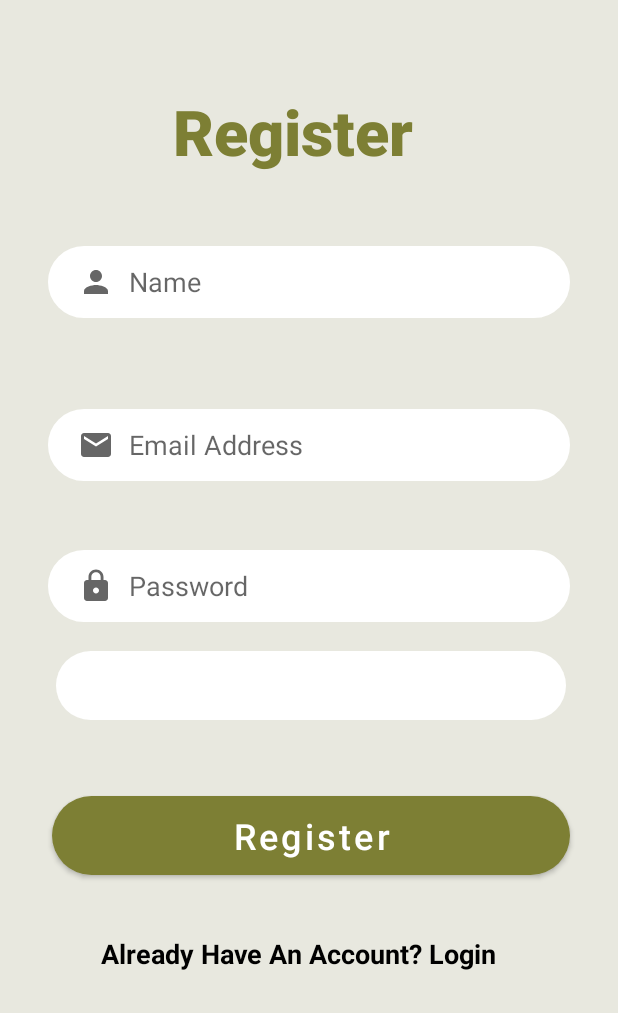
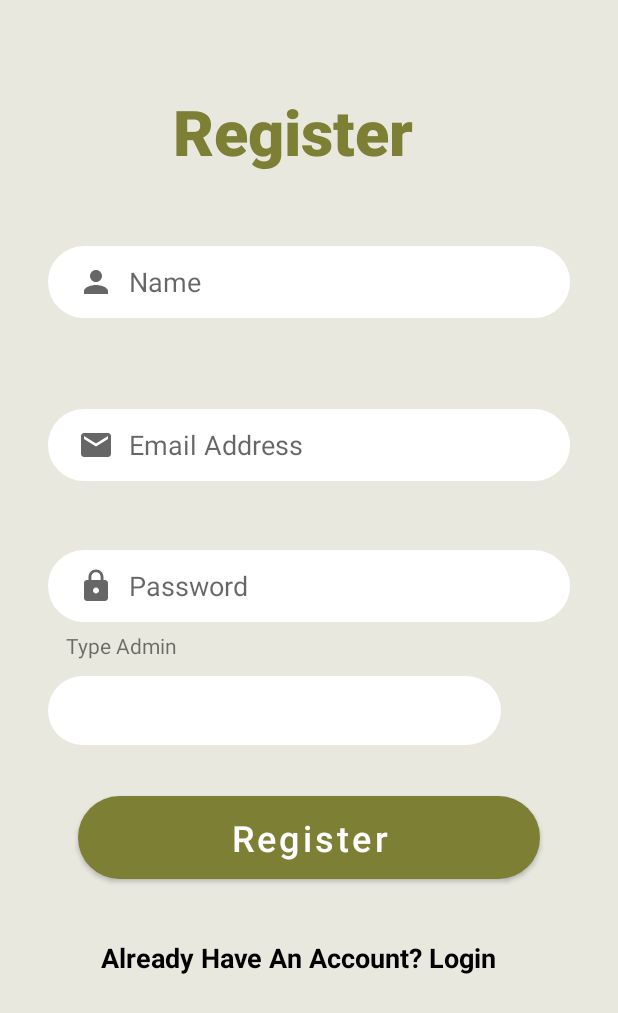
Before and after one commit to WilG02/ImbizoAppWil02, an Android app: the layout activity_register.xml on its own in the app's theme, with its tools: preview values and no code run, on a phone screen of 412 x 824 dp. Shown: the top 1013 px of the screen. Run offline under Robolectric (Android 15) with nearby library versions, the phone set to English and light mode, and no system bars; Roboto replaces fonts that are not available here.

Commit message:
initial-commit-48-UIEdits

```diff
--- /dev/null
+++ b/app/src/main/res/drawable/ic_audio.xml
@@ -0,0 +1,5 @@
+<vector android:height="24dp" android:tint="#7D7F34"
+    android:viewportHeight="24" android:viewportWidth="24"
+    android:width="24dp" xmlns:android="http://schemas.android.com/apk/res/android">
+    <path android:fillColor="@android:color/white" android:pathData="M14,2H6C4.9,2 4.01,2.9 4.01,4L4,20c0,1.1 0.89,2 1.99,2H18c1.1,0 2,-0.9 2,-2V8L14,2zM16,13h-3v3.75c0,1.24 -1.01,2.25 -2.25,2.25S8.5,17.99 8.5,16.75c0,-1.24 1.01,-2.25 2.25,-2.25c0.46,0 0.89,0.14 1.25,0.38V11h4V13zM13,9V3.5L18.5,9H13z"/>
+</vector>
--- /dev/null
+++ b/app/src/main/res/drawable/ic_video.xml
@@ -0,0 +1,5 @@
+<vector android:height="24dp" android:tint="#7D7F34"
+    android:viewportHeight="24" android:viewportWidth="24"
+    android:width="24dp" xmlns:android="http://schemas.android.com/apk/res/android">
+    <path android:fillColor="@android:color/white" android:pathData="M4,6L2,6v14c0,1.1 0.9,2 2,2h14v-2L4,20L4,6zM20,2L8,2c-1.1,0 -2,0.9 -2,2v12c0,1.1 0.9,2 2,2h12c1.1,0 2,-0.9 2,-2L22,4c0,-1.1 -0.9,-2 -2,-2zM12,14.5v-9l6,4.5 -6,4.5z"/>
+</vector>
--- a/app/src/main/res/layout/activity_register.xml
+++ b/app/src/main/res/layout/activity_register.xml
@@ -105,28 +105,29 @@
         app:layout_constraintVertical_bias="0.461"
         app:passwordToggleEnabled="true" />
 
+
     <Spinner
         android:id="@+id/spn_Admin"
-        android:layout_width="340dp"
+        android:layout_width="302dp"
         android:layout_height="46dp"
-        android:layout_marginStart="37dp"
-        android:layout_marginTop="19dp"
+        android:layout_marginStart="32dp"
+        android:layout_marginTop="36dp"
         android:background="@drawable/button_background"
         android:backgroundTint="@color/white"
         android:contentDescription="@string/app_name"
+        android:hint="Admin"
         android:paddingLeft="10dp"
         android:text="TextView"
         app:layout_constraintStart_toStartOf="parent"
         app:layout_constraintTop_toBottomOf="@+id/edt_password" />
 
-
     <Button
         android:id="@+id/btn_register"
-        android:layout_width="345dp"
-        android:layout_height="0dp"
-        android:layout_marginStart="32dp"
+        android:layout_width="308dp"
+        android:layout_height="55dp"
+        android:layout_marginStart="51dp"
         android:layout_marginTop="116dp"
-        android:layout_marginEnd="32dp"
+        android:layout_marginEnd="52dp"
         android:background="@drawable/button_background"
         android:backgroundTint="#7D7F34"
         android:shadowColor="#7D7F34"
@@ -136,7 +137,6 @@
         android:textSize="24sp"
         app:backgroundTint="#7D7F34"
         app:layout_constraintEnd_toEndOf="parent"
-        app:layout_constraintHorizontal_bias="1.0"
         app:layout_constraintStart_toStartOf="parent"
         app:layout_constraintTop_toBottomOf="@+id/edt_password" />
 
@@ -155,4 +155,14 @@
         app:layout_constraintStart_toStartOf="parent"
         app:layout_constraintTop_toBottomOf="@+id/btn_register" />
 
+    <TextView
+        android:id="@+id/textView3"
+        android:layout_width="wrap_content"
+        android:layout_height="wrap_content"
+        android:layout_marginStart="44dp"
+        android:layout_marginTop="6dp"
+        android:text="Type Admin"
+        app:layout_constraintStart_toStartOf="parent"
+        app:layout_constraintTop_toBottomOf="@+id/edt_password" />
+
 </androidx.constraintlayout.widget.ConstraintLayout>
```
Also changed, not shown: app/src/main/java/com/varsitycollege/imbizoappwil02/AddCategory.java (+7 -6 lines), app/src/main/java/com/varsitycollege/imbizoappwil02/Home.java (+10 -0 lines), app/src/main/java/com/varsitycollege/imbizoappwil02/Profile.java (+10 -0 lines), app/src/main/java/com/varsitycollege/imbizoappwil02/adminHome.java (+10 -0 lines), app/src/main/java/com/varsitycollege/imbizoappwil02/aptitude_test.java (+10 -0 lines), app/src/main/res/layout/activity_add_category.xml (+46 -38 lines), app/src/main/res/layout/activity_home.xml (+11 -11 lines).
